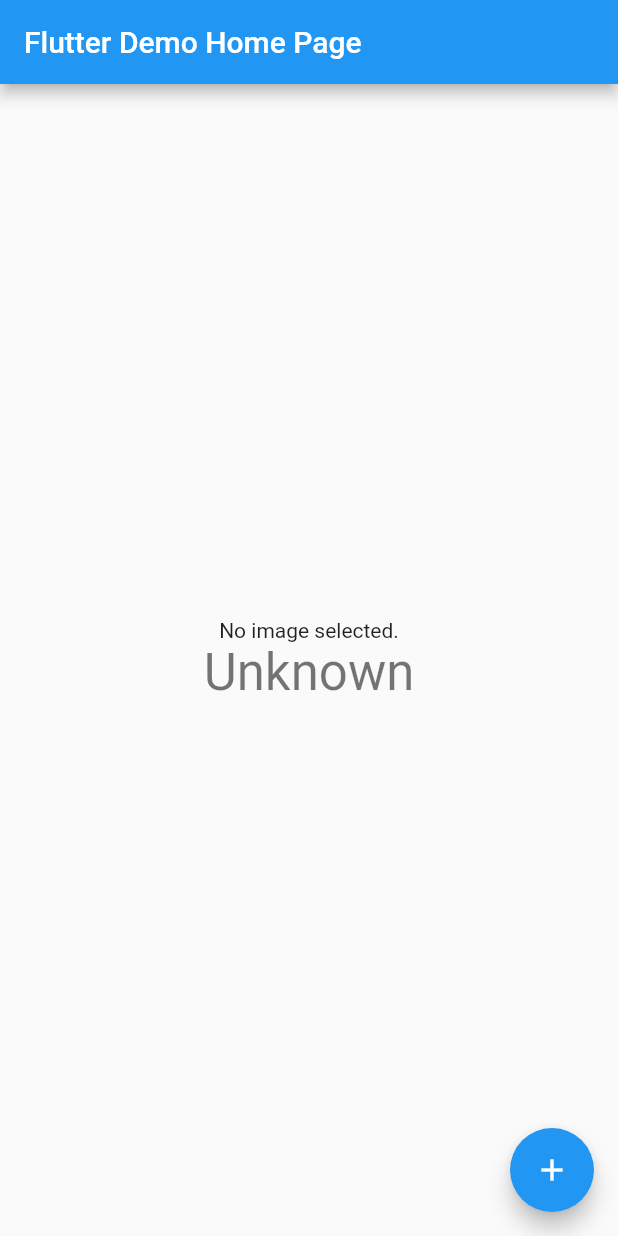
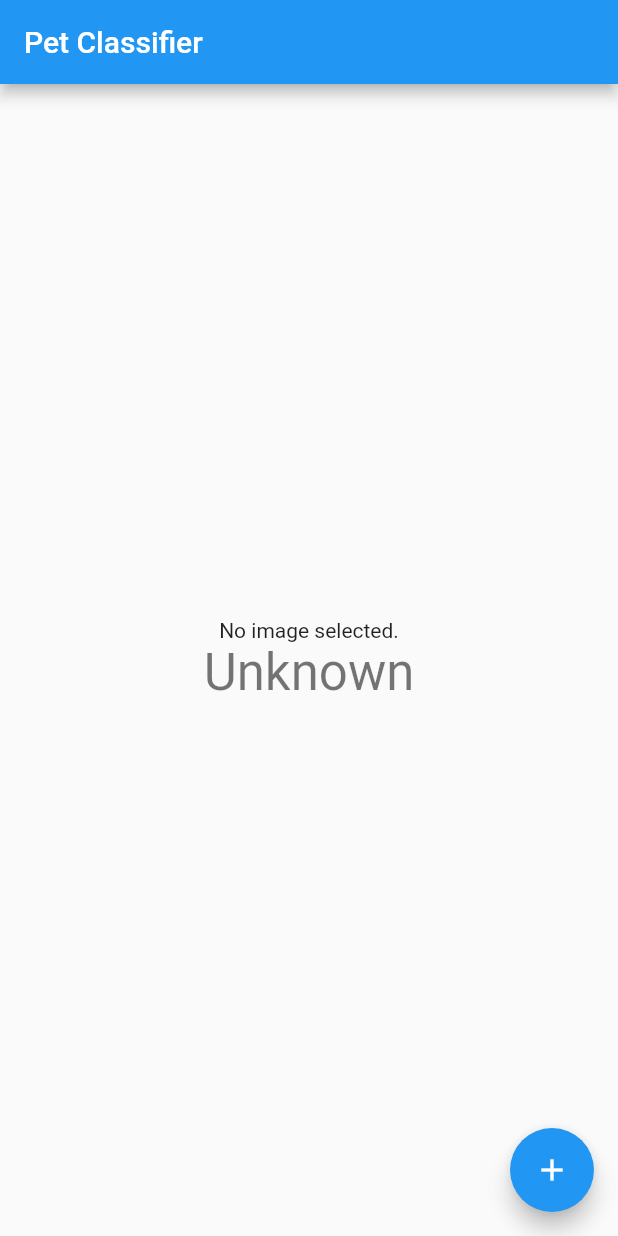
Before and after one commit to dnth/flutter_pet_classifier, a Flutter app: the screen it shows after launch, on a phone screen of 412 x 824 dp. Run offline on Flutter 3.47's test engine with Material 2 defaults, Android fonts, the phone set to English and light mode, and no system bars; our stand-ins replace image_picker.

Commit message:
remove image size limit

```diff
--- a/lib/main.dart
+++ b/lib/main.dart
@@ -19,7 +19,7 @@ class MyApp extends StatelessWidget {
       theme: ThemeData(
         primarySwatch: Colors.blue,
       ),
-      home: const MyHomePage(title: 'Flutter Demo Home Page'),
+      home: const MyHomePage(title: 'Pet Classifier'),
     );
   }
 }
@@ -34,14 +34,11 @@ class MyHomePage extends StatefulWidget {
 }
 
 class _MyHomePageState extends State<MyHomePage> {
-  int _counter = 0;
-
   String _imageClass = "Unknown";
   File? imageURI;
 
   @override
   Widget build(BuildContext context) {
-    String? imagePath;
     return Scaffold(
       appBar: AppBar(
         title: Text(widget.title),
@@ -52,8 +49,7 @@ class _MyHomePageState extends State<MyHomePage> {
           children: <Widget>[
             imageURI == null
                 ? Text('No image selected.')
-                : Image.file(imageURI!,
-                    width: 300, height: 200, fit: BoxFit.cover),
+                : Image.file(imageURI!, fit: BoxFit.cover),
             Text(
               _imageClass,
               style: Theme.of(context).textTheme.headline4,
```
